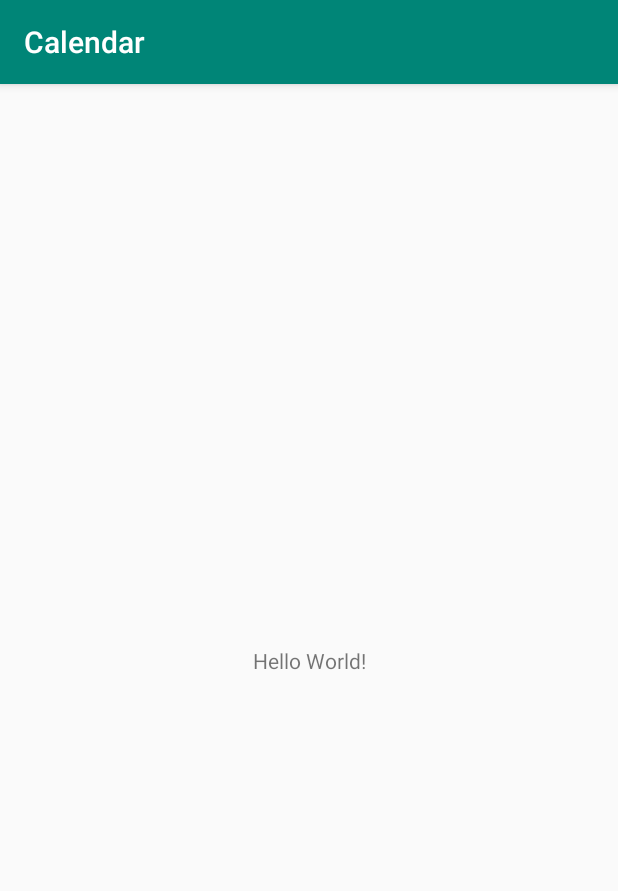
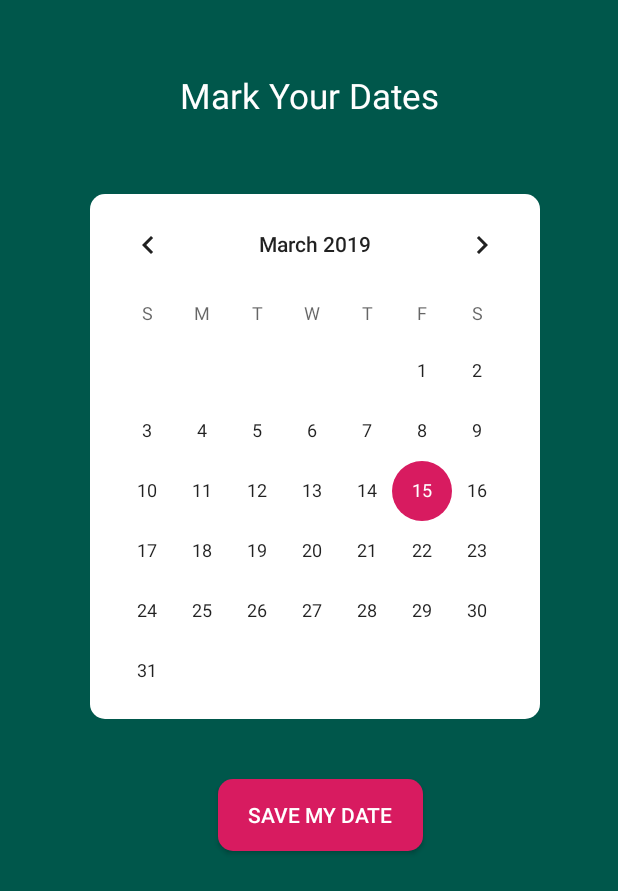
Before and after one commit to kogerj/MR_Calendar, an Android app: the screen it shows after launch (MainActivity), on a phone screen of 412 x 824 dp. Shown: the top 891 px of the screen. Run offline under Robolectric (Android 15) with nearby library versions, the phone set to English and light mode, and no system bars.

Commit message:
tutorial code

```diff
--- a/app/src/main/AndroidManifest.xml
+++ b/app/src/main/AndroidManifest.xml
@@ -1,6 +1,6 @@
 <?xml version="1.0" encoding="utf-8"?>
 <manifest xmlns:android="http://schemas.android.com/apk/res/android"
-    package="com.example.calendar" >
+    package="com.example.calendar">
 
     <application
         android:allowBackup="true"
@@ -8,8 +8,8 @@
         android:label="@string/app_name"
         android:roundIcon="@mipmap/ic_launcher_round"
         android:supportsRtl="true"
-        android:theme="@style/AppTheme" >
-        <activity android:name=".MainActivity" >
+        android:theme="@style/AppTheme">
+        <activity android:name=".MainActivity">
             <intent-filter>
                 <action android:name="android.intent.action.MAIN" />
 
--- a/app/src/main/java/com/example/calendar/MainActivity.java
+++ b/app/src/main/java/com/example/calendar/MainActivity.java
@@ -1,13 +1,33 @@
 package com.example.calendar;
 
+import android.support.annotation.NonNull;
 import android.support.v7.app.AppCompatActivity;
 import android.os.Bundle;
+import android.widget.CalendarView;
+import android.widget.TextView;
+
+import org.w3c.dom.Text;
 
 public class MainActivity extends AppCompatActivity {
+
+    CalendarView calendarView;
+    TextView myDate;
 
     @Override
     protected void onCreate(Bundle savedInstanceState) {
         super.onCreate(savedInstanceState);
         setContentView(R.layout.activity_main);
+
+        calendarView = (CalendarView) findViewById(R.id.calendarView);
+        myDate = (TextView) findViewById(R.id.MyDate);
+
+        calendarView.setOnDateChangeListener(new CalendarView.OnDateChangeListener() {
+            @Override
+            public void onSelectedDayChange(@NonNull CalendarView view, int i, int i1, int i2) {
+                String date=(i1 + 1) + "/" + i2 + "/" + i;
+                myDate.setText(date);
+            }
+        });
+
     }
 }
--- /dev/null
+++ b/app/src/main/res/drawable/bg_btn.xml
@@ -0,0 +1,12 @@
+<?xml version="1.0" encoding="utf-8"?>
+<shape xmlns:android="http://schemas.android.com/apk/res/android">
+
+    <corners
+        android:radius="10dp"
+        />
+
+    <solid
+        android:color="@color/colorAccent"
+        />
+
+</shape>
--- /dev/null
+++ b/app/src/main/res/drawable/bg_calend.xml
@@ -0,0 +1,12 @@
+<?xml version="1.0" encoding="utf-8"?>
+<shape xmlns:android="http://schemas.android.com/apk/res/android">
+
+    <corners
+        android:radius="10dp"
+        />
+
+    <solid
+        android:color="#FFF"
+        />
+
+</shape>
--- a/app/src/main/res/layout/activity_main.xml
+++ b/app/src/main/res/layout/activity_main.xml
@@ -1,19 +1,48 @@
 <?xml version="1.0" encoding="utf-8"?>
-<android.support.constraint.ConstraintLayout
-    xmlns:android="http://schemas.android.com/apk/res/android"
+<LinearLayout xmlns:android="http://schemas.android.com/apk/res/android"
+    xmlns:app="http://schemas.android.com/apk/res-auto"
     xmlns:tools="http://schemas.android.com/tools"
-    xmlns:app="http://schemas.android.com/apk/res-auto"
     android:layout_width="match_parent"
     android:layout_height="match_parent"
+    android:background="@color/colorPrimaryDark"
+    android:orientation="vertical"
     tools:context=".MainActivity">
 
     <TextView
+        android:id="@+id/MyDate"
         android:layout_width="wrap_content"
         android:layout_height="wrap_content"
-        android:text="Hello World!"
-        app:layout_constraintBottom_toBottomOf="parent"
-        app:layout_constraintLeft_toLeftOf="parent"
-        app:layout_constraintRight_toRightOf="parent"
-        app:layout_constraintTop_toTopOf="parent" />
+        android:layout_marginLeft="120dp"
+        android:layout_marginTop="48dp"
+        android:text="Mark Your Dates"
+        android:textColor="#FFF"
+        android:textSize="23sp" />
 
-</android.support.constraint.ConstraintLayout>
+    <LinearLayout
+        android:layout_marginTop="50dp"
+        android:background="@drawable/bg_calend"
+        android:layout_marginLeft="60dp"
+        android:layout_width="300dp"
+        android:layout_height="wrap_content">
+
+        <CalendarView
+            android:id="@+id/calendarView"
+            android:layout_width="wrap_content"
+            android:layout_height="350dp">
+
+        </CalendarView>
+
+    </LinearLayout>
+
+    <Button
+        android:layout_width="wrap_content"
+        android:layout_height="wrap_content"
+        android:layout_marginLeft="145dp"
+        android:layout_marginTop="40dp"
+        android:background="@drawable/bg_btn"
+        android:paddingLeft="20dp"
+        android:paddingRight="20dp"
+        android:text="Save my Date"
+        android:textColor="#FFF" />
+
+</LinearLayout>
--- a/app/src/main/res/mipmap-anydpi-v26/ic_launcher.xml
+++ b/app/src/main/res/mipmap-anydpi-v26/ic_launcher.xml
@@ -1,5 +1,5 @@
 <?xml version="1.0" encoding="utf-8"?>
 <adaptive-icon xmlns:android="http://schemas.android.com/apk/res/android">
-    <background android:drawable="@drawable/ic_launcher_background"/>
-    <foreground android:drawable="@drawable/ic_launcher_foreground"/>
+    <background android:drawable="@drawable/ic_launcher_background" />
+    <foreground android:drawable="@drawable/ic_launcher_foreground" />
 </adaptive-icon>
--- a/app/src/main/res/mipmap-anydpi-v26/ic_launcher_round.xml
+++ b/app/src/main/res/mipmap-anydpi-v26/ic_launcher_round.xml
@@ -1,5 +1,5 @@
 <?xml version="1.0" encoding="utf-8"?>
 <adaptive-icon xmlns:android="http://schemas.android.com/apk/res/android">
-    <background android:drawable="@drawable/ic_launcher_background"/>
-    <foreground android:drawable="@drawable/ic_launcher_foreground"/>
+    <background android:drawable="@drawable/ic_launcher_background" />
+    <foreground android:drawable="@drawable/ic_launcher_foreground" />
 </adaptive-icon>
--- a/app/src/main/res/values/styles.xml
+++ b/app/src/main/res/values/styles.xml
@@ -1,7 +1,7 @@
 <resources>
 
     <!-- Base application theme. -->
-    <style name="AppTheme" parent="Theme.AppCompat.Light.DarkActionBar">
+    <style name="AppTheme" parent="Theme.AppCompat.Light.NoActionBar">
         <!-- Customize your theme here. -->
         <item name="colorPrimary">@color/colorPrimary</item>
         <item name="colorPrimaryDark">@color/colorPrimaryDark</item>
--- a/gradle.properties
+++ b/gradle.properties
@@ -1,16 +1,12 @@
 # Project-wide Gradle settings.
-
 # IDE (e.g. Android Studio) users:
 # Gradle settings configured through the IDE *will override*
 # any settings specified in this file.
-
 # For more details on how to configure your build environment visit
 # http://www.gradle.org/docs/current/userguide/build_environment.html
-
 # Specifies the JVM arguments used for the daemon process.
 # The setting is particularly useful for tweaking memory settings.
 org.gradle.jvmargs=-Xmx1536m
-
 # When configured, Gradle will run in incubating parallel mode.
 # This option should only be used with decoupled projects. More details, visit
 # http://www.gradle.org/docs/current/userguide/multi_project_builds.html#sec:decoupled_projects
```
Also changed, not shown: app/src/main/res/drawable-v24/ic_launcher_foreground.xml (+6 -6 lines), app/src/main/res/drawable/ic_launcher_background.xml (+166 -70 lines), gradle/wrapper/gradle-wrapper.properties, 1 other file.
